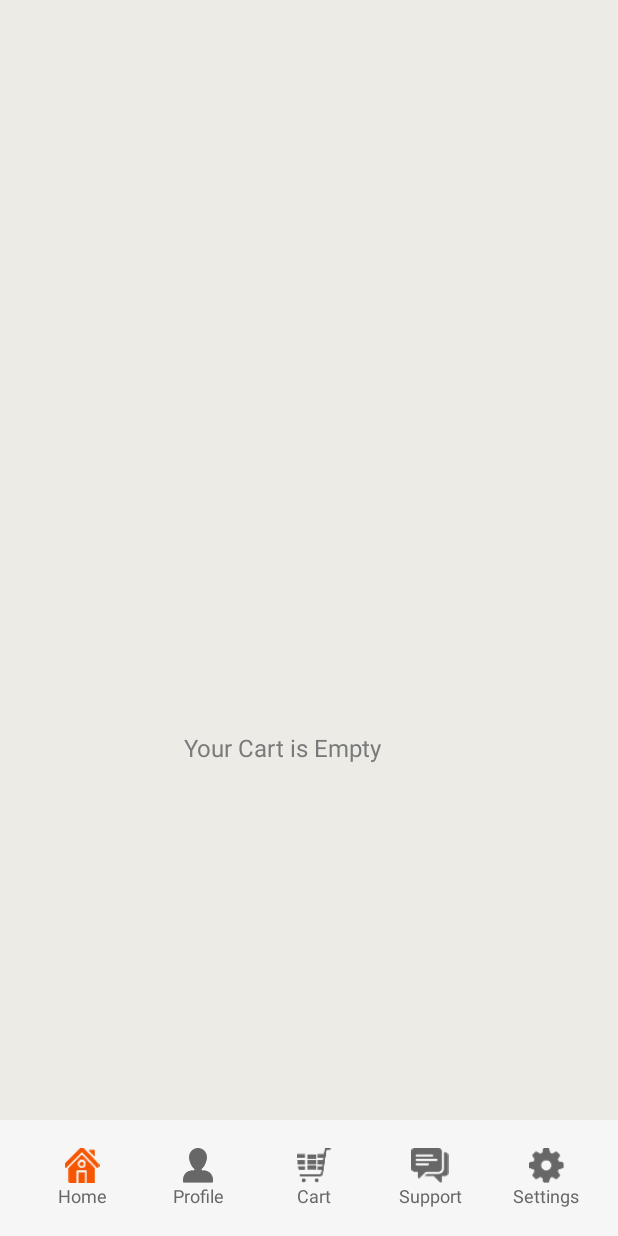
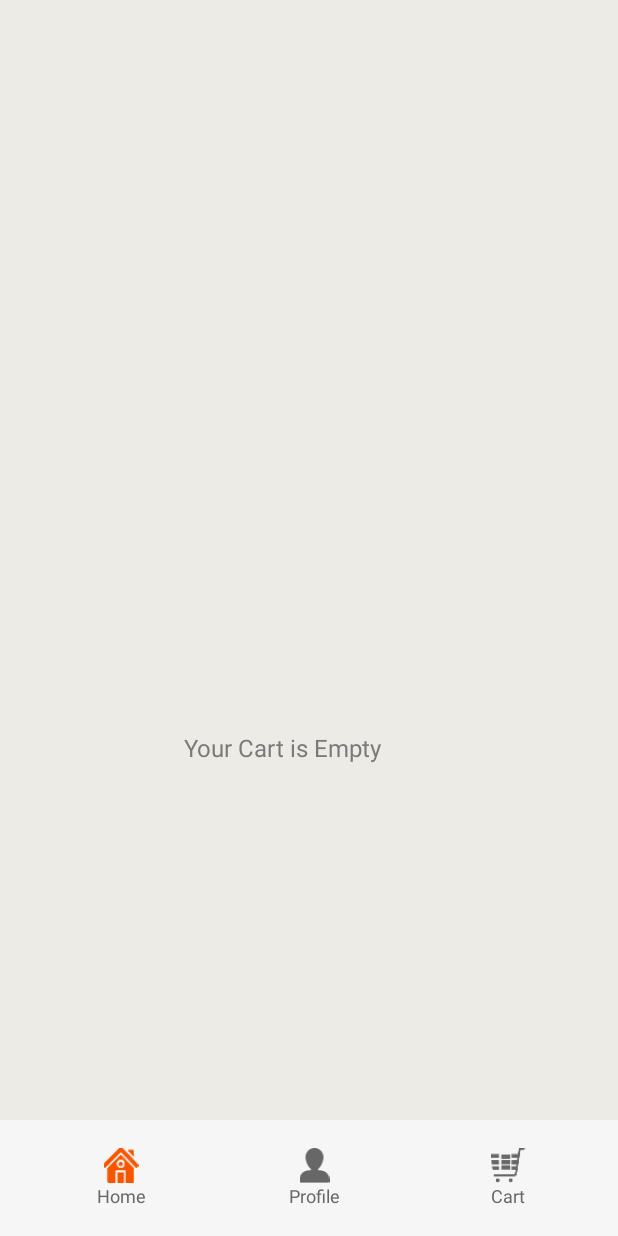
Before and after one commit to a01685958283/PRM392-G4, an Android app: the CartActivity screen opened directly, with no data from a screen before it, on a phone screen of 412 x 824 dp. Run offline under Robolectric (Android 15) with nearby library versions, the phone set to English and light mode, and no system bars; pictures from the network do not load.

Commit message:
Change Button

```diff
--- a/app/src/main/res/layout/activity_cart.xml
+++ b/app/src/main/res/layout/activity_cart.xml
@@ -294,51 +294,6 @@
                         android:textSize="12sp" />
                 </LinearLayout>
 
-                <LinearLayout
-                    android:layout_width="0dp"
-                    android:layout_height="match_parent"
-                    android:layout_weight="0.2"
-                    android:orientation="vertical">
-
-                    <ImageView
-                        android:id="@+id/imageSupport"
-                        android:layout_width="match_parent"
-                        android:layout_height="wrap_content"
-                        android:layout_weight="1"
-                        app:srcCompat="@drawable/bottom_btn3" />
-
-                    <TextView
-                        android:id="@+id/textSupport"
-                        android:layout_width="match_parent"
-                        android:layout_height="wrap_content"
-                        android:text="Support"
-                        android:textAlignment="center"
-                        android:textColor="#676767"
-                        android:textSize="12sp" />
-                </LinearLayout>
-
-                <LinearLayout
-                    android:layout_width="0dp"
-                    android:layout_height="match_parent"
-                    android:layout_weight="0.2"
-                    android:orientation="vertical">
-
-                    <ImageView
-                        android:id="@+id/imageSetting"
-                        android:layout_width="match_parent"
-                        android:layout_height="wrap_content"
-                        android:layout_weight="1"
-                        app:srcCompat="@drawable/bottom_btn4" />
-
-                    <TextView
-                        android:id="@+id/textSetting"
-                        android:layout_width="match_parent"
-                        android:layout_height="wrap_content"
-                        android:text="Settings"
-                        android:textAlignment="center"
-                        android:textColor="#676767"
-                        android:textSize="12sp" />
-                </LinearLayout>
             </LinearLayout>
         </com.google.android.material.bottomappbar.BottomAppBar>
 
```
Also changed, not shown: app/src/main/res/layout/activity_main.xml (+0 -45 lines).
